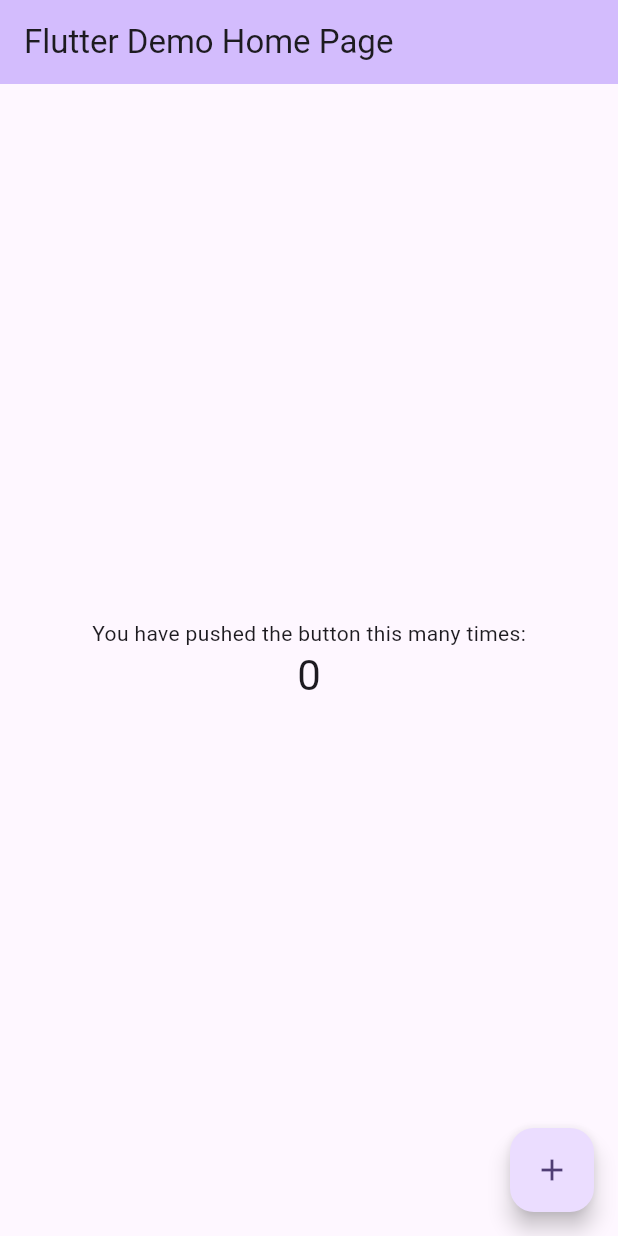
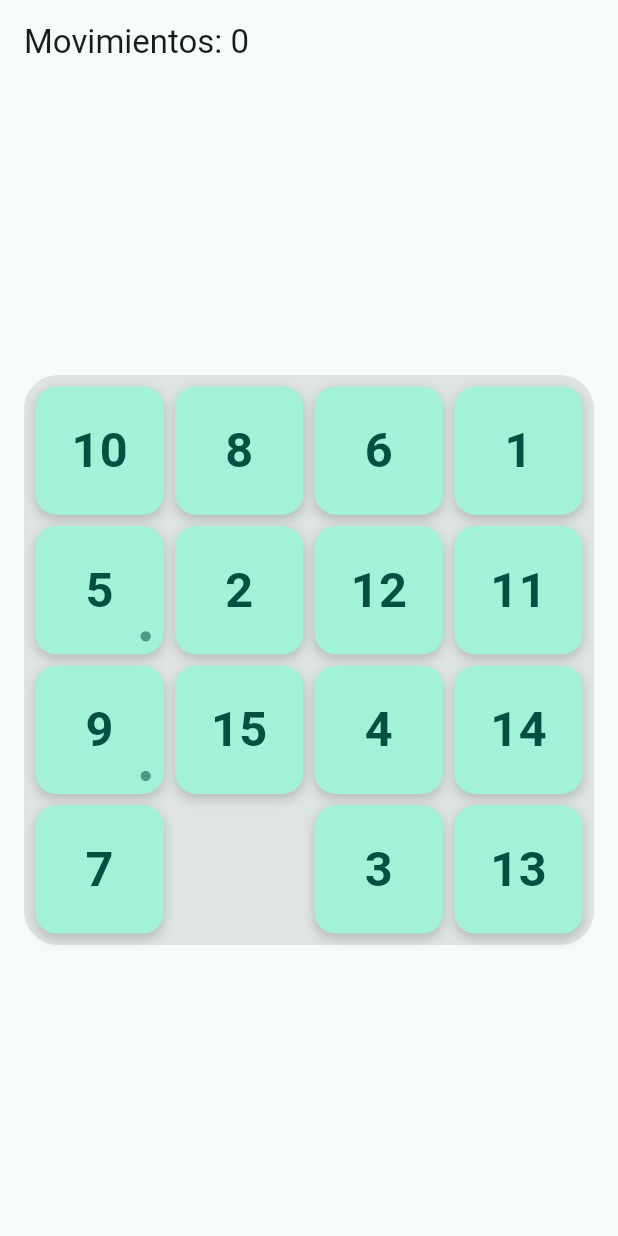
Before and after one commit to juaneslinarez-byte/15-puzzle_JL_LB, a Flutter app: the screen it shows after launch, on a phone screen of 412 x 824 dp. Run offline on Flutter 3.47's test engine with Material 3 defaults, Android fonts, the phone set to English and light mode, and no system bars.

Commit message:
feat: dibujar el tablero con piezas animadas al deslizarse

```diff
--- a/lib/main.dart
+++ b/lib/main.dart
@@ -1,121 +1,54 @@
 import 'package:flutter/material.dart';
 
-void main() {
-  runApp(const MyApp());
-}
+import 'logic/difficulty.dart';
+import 'logic/game_session.dart';
+import 'widgets/puzzle_board.dart';
 
-class MyApp extends StatelessWidget {
-  const MyApp({super.key});
+void main() => runApp(const PuzzleApp());
 
-  // This widget is the root of your application.
+class PuzzleApp extends StatelessWidget {
+  const PuzzleApp({super.key});
+
   @override
   Widget build(BuildContext context) {
     return MaterialApp(
-      title: 'Flutter Demo',
+      title: '15-Puzzle Flutter',
+      debugShowCheckedModeBanner: false,
       theme: ThemeData(
-        // This is the theme of your application.
-        //
-        // TRY THIS: Try running your application with "flutter run". You'll see
-        // the application has a purple toolbar. Then, without quitting the app,
-        // try changing the seedColor in the colorScheme below to Colors.green
-        // and then invoke "hot reload" (save your changes or press the "hot
-        // reload" button in a Flutter-supported IDE, or press "r" if you used
-        // the command line to start the app).
-        //
-        // Notice that the counter didn't reset back to zero; the application
-        // state is not lost during the reload. To reset the state, use hot
-        // restart instead.
-        //
-        // This works for code too, not just values: Most code changes can be
-        // tested with just a hot reload.
-        colorScheme: .fromSeed(seedColor: Colors.deepPurple),
+        colorScheme: ColorScheme.fromSeed(seedColor: const Color(0xFF1F6F5C)),
+        useMaterial3: true,
       ),
-      home: const MyHomePage(title: 'Flutter Demo Home Page'),
+      home: const _BoardPreview(),
     );
   }
 }
 
-class MyHomePage extends StatefulWidget {
-  const MyHomePage({super.key, required this.title});
-
-  // This widget is the home page of your application. It is stateful, meaning
-  // that it has a State object (defined below) that contains fields that affect
-  // how it looks.
-
-  // This class is the configuration for the state. It holds the values (in this
-  // case the title) provided by the parent (in this case the App widget) and
-  // used by the build method of the State. Fields in a Widget subclass are
-  // always marked "final".
-
-  final String title;
+/// Vista temporal para probar el tablero mientras se arma la pantalla de juego.
+class _BoardPreview extends StatefulWidget {
+  const _BoardPreview();
 
   @override
-  State<MyHomePage> createState() => _MyHomePageState();
+  State<_BoardPreview> createState() => _BoardPreviewState();
 }
 
-class _MyHomePageState extends State<MyHomePage> {
-  int _counter = 0;
-
-  void _incrementCounter() {
-    setState(() {
-      // This call to setState tells the Flutter framework that something has
-      // changed in this State, which causes it to rerun the build method below
-      // so that the display can reflect the updated values. If we changed
-      // _counter without calling setState(), then the build method would not be
-      // called again, and so nothing would appear to happen.
-      _counter++;
-    });
-  }
+class _BoardPreviewState extends State<_BoardPreview> {
+  final _session = GameSession(Difficulty.medium);
 
   @override
   Widget build(BuildContext context) {
-    // This method is rerun every time setState is called, for instance as done
-    // by the _incrementCounter method above.
-    //
-    // The Flutter framework has been optimized to make rerunning build methods
-    // fast, so that you can just rebuild anything that needs updating rather
-    // than having to individually change instances of widgets.
     return Scaffold(
-      appBar: AppBar(
-        // TRY THIS: Try changing the color here to a specific color (to
-        // Colors.amber, perhaps?) and trigger a hot reload to see the AppBar
-        // change color while the other colors stay the same.
-        backgroundColor: Theme.of(context).colorScheme.inversePrimary,
-        // Here we take the value from the MyHomePage object that was created by
-        // the App.build method, and use it to set our appbar title.
-        title: Text(widget.title),
-      ),
+      appBar: AppBar(title: Text('Movimientos: ${_session.moves}')),
       body: Center(
-        // Center is a layout widget. It takes a single child and positions it
-        // in the middle of the parent.
-        child: Column(
-          // Column is also a layout widget. It takes a list of children and
-          // arranges them vertically. By default, it sizes itself to fit its
-          // children horizontally, and tries to be as tall as its parent.
-          //
-          // Column has various properties to control how it sizes itself and
-          // how it positions its children. Here we use mainAxisAlignment to
-          // center the children vertically; the main axis here is the vertical
-          // axis because Columns are vertical (the cross axis would be
-          // horizontal).
-          //
-          // TRY THIS: Invoke "debug painting" (choose the "Toggle Debug Paint"
-          // action in the IDE, or press "p" in the console), to see the
-          // wireframe for each widget.
-          mainAxisAlignment: .center,
-          children: [
-            const Text('You have pushed the button this many times:'),
-            Text(
-              '$_counter',
-              style: Theme.of(context).textTheme.headlineMedium,
+        child: ConstrainedBox(
+          constraints: const BoxConstraints(maxWidth: 480),
+          child: Padding(
+            padding: const EdgeInsets.all(16),
+            child: PuzzleBoard(
+              puzzle: _session.puzzle,
+              onTileTap: (i) => setState(() => _session.tapTile(i)),
             ),
-          ],
+          ),
         ),
-      ),
-      floatingActionButton: FloatingActionButton(
-        onPressed: _incrementCounter,
-        tooltip: 'Increment',
-        child: const Icon(Icons.add),
       ),
     );
   }
--- /dev/null
+++ b/lib/widgets/puzzle_board.dart
@@ -0,0 +1,70 @@
+import 'package:flutter/material.dart';
+
+import '../logic/puzzle.dart';
+import 'tile_view.dart';
+
+/// Dibuja el tablero y anima el deslizamiento de las piezas.
+///
+/// Es un widget sin estado propio: recibe el tablero actual y avisa de los
+/// toques con [onTileTap]. Las reglas viven en `GameSession`.
+class PuzzleBoard extends StatelessWidget {
+  const PuzzleBoard({
+    super.key,
+    required this.puzzle,
+    this.animate = true,
+    this.onTileTap,
+    this.enabled = true,
+  });
+
+  final Puzzle puzzle;
+  final bool animate;
+  final ValueChanged<int>? onTileTap;
+  final bool enabled;
+
+  @override
+  Widget build(BuildContext context) {
+    final scheme = Theme.of(context).colorScheme;
+    return AspectRatio(
+      aspectRatio: 1,
+      child: LayoutBuilder(
+        builder: (context, constraints) {
+          final side = constraints.maxWidth;
+          final n = puzzle.size;
+          final gap = side * (n >= 5 ? 0.015 : 0.02);
+          final tile = (side - gap * (n + 1)) / n;
+
+          return Container(
+            decoration: BoxDecoration(
+              color: scheme.surfaceContainerHighest,
+              borderRadius: BorderRadius.circular(gap * 3),
+            ),
+            child: Stack(
+              children: [
+                for (var index = 0; index < puzzle.tiles.length; index++)
+                  if (puzzle.tiles[index] != 0)
+                    AnimatedPositioned(
+                      // La clave es el número de la pieza, así Flutter sabe
+                      // que es la misma pieza que cambió de lugar y la anima.
+                      key: ValueKey(puzzle.tiles[index]),
+                      duration: animate ? const Duration(milliseconds: 140) : Duration.zero,
+                      curve: Curves.easeOut,
+                      left: gap + puzzle.colOf(index) * (tile + gap),
+                      top: gap + puzzle.rowOf(index) * (tile + gap),
+                      width: tile,
+                      height: tile,
+                      child: TileView(
+                        value: puzzle.tiles[index],
+                        size: tile,
+                        isCorrect: puzzle.tiles[index] == index + 1,
+                        canMove: enabled && puzzle.canMove(index),
+                        onTap: enabled && onTileTap != null ? () => onTileTap!(index) : null,
+                      ),
+                    ),
+              ],
+            ),
+          );
+        },
+      ),
+    );
+  }
+}
--- /dev/null
+++ b/lib/widgets/tile_view.dart
@@ -0,0 +1,82 @@
+import 'package:flutter/material.dart';
+
+/// Una pieza numerada del tablero.
+class TileView extends StatelessWidget {
+  const TileView({
+    super.key,
+    required this.value,
+    required this.size,
+    this.isCorrect = false,
+    this.canMove = false,
+    this.onTap,
+  });
+
+  final int value;
+  final double size;
+  final bool isCorrect;
+  final bool canMove;
+  final VoidCallback? onTap;
+
+  @override
+  Widget build(BuildContext context) {
+    final scheme = Theme.of(context).colorScheme;
+    final background = scheme.primaryContainer;
+    final foreground = scheme.onPrimaryContainer;
+    // En piezas pequeñas (5x5) el radio se reduce para que no queden redondas.
+    final radius = BorderRadius.circular((size * 0.18).clamp(2, 14).toDouble());
+
+    return Semantics(
+      button: canMove,
+      label: 'Pieza $value${canMove ? ', se puede mover' : ''}',
+      child: MouseRegion(
+        cursor: canMove ? SystemMouseCursors.click : SystemMouseCursors.basic,
+        child: GestureDetector(
+          behavior: HitTestBehavior.opaque,
+          onTap: onTap,
+          child: DecoratedBox(
+            decoration: BoxDecoration(
+              color: background,
+              borderRadius: radius,
+              boxShadow: [
+                BoxShadow(
+                  color: Colors.black.withValues(alpha: 0.18),
+                  blurRadius: 6,
+                  offset: const Offset(0, 3),
+                ),
+              ],
+            ),
+            child: Stack(
+              children: [
+                Center(
+                  child: Text(
+                    '$value',
+                    style: TextStyle(
+                      fontSize: size * 0.38,
+                      fontWeight: FontWeight.w700,
+                      color: foreground,
+                      height: 1,
+                    ),
+                  ),
+                ),
+                // Punto pequeño que indica que la pieza ya está en su lugar.
+                if (isCorrect)
+                  Positioned(
+                    right: size * 0.1,
+                    bottom: size * 0.1,
+                    child: Container(
+                      width: size * 0.08,
+                      height: size * 0.08,
+                      decoration: BoxDecoration(
+                        color: foreground.withValues(alpha: 0.55),
+                        shape: BoxShape.circle,
+                      ),
+                    ),
+                  ),
+              ],
+            ),
+          ),
+        ),
+      ),
+    );
+  }
+}
```
